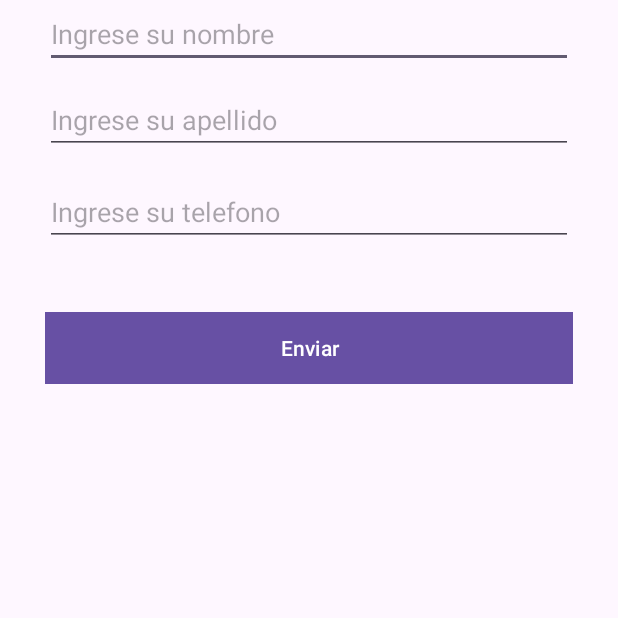
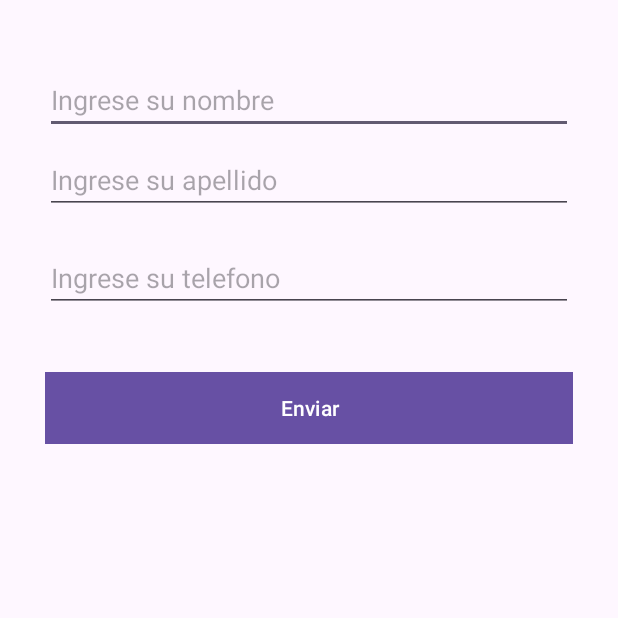
Before and after one commit to esdrasclth/firstAppAndroid, an Android app: the screen it shows after launch (MainActivity), on a phone screen of 412 x 824 dp, the top half of it. Run offline under Robolectric (Android 15) with nearby library versions, the phone set to English and light mode, and no system bars.

Commit message:
completed the first exercise, sending data from one activity to another

```diff
--- a/app/src/main/AndroidManifest.xml
+++ b/app/src/main/AndroidManifest.xml
@@ -13,6 +13,9 @@
         android:theme="@style/Theme.FirstAppAndroid"
         tools:targetApi="31">
         <activity
+            android:name=".ActivityWelcome"
+            android:exported="false" />
+        <activity
             android:name=".MainActivity"
             android:exported="true">
             <intent-filter>
--- a/app/src/main/java/com/example/firstappandroid/MainActivity.java
+++ b/app/src/main/java/com/example/firstappandroid/MainActivity.java
@@ -2,13 +2,50 @@ package com.example.firstappandroid;
 
 import androidx.appcompat.app.AppCompatActivity;
 
+import android.content.Intent;
 import android.os.Bundle;
+import android.view.View;
+import android.widget.Button;
+import android.widget.EditText;
+import android.widget.Toast;
 
 public class MainActivity extends AppCompatActivity {
+
+    EditText nombre, apellido, telefono;
+    Button enviar;
 
     @Override
     protected void onCreate(Bundle savedInstanceState) {
         super.onCreate(savedInstanceState);
         setContentView(R.layout.activity_main);
+
+        nombre = findViewById(R.id.txtNombre);
+        apellido = findViewById(R.id.txtApellido);
+        telefono = findViewById(R.id.txtTelefono);
+        enviar = findViewById(R.id.btnEnviar);
+
+        enviar.setOnClickListener(new View.OnClickListener() {
+            @Override
+            public void onClick(View view) {
+
+                String nombreValor = nombre.getText().toString();
+                String apellidoValor = apellido.getText().toString();
+                String telefonoValor = telefono.getText().toString();
+
+                if (nombreValor.isEmpty() || apellidoValor.isEmpty() || telefonoValor.isEmpty()) {
+                    Toast.makeText(MainActivity.this, "Completa todos los campos", Toast.LENGTH_SHORT).show();
+                } else {
+                    Bundle enviarDatos = new Bundle();
+                    enviarDatos.putString("keyNombre", nombreValor);
+                    enviarDatos.putString("keyApellido", apellidoValor);
+                    enviarDatos.putString("keyTelefono", telefonoValor);
+
+                    Intent intent = new Intent(MainActivity.this, ActivityWelcome.class);
+                    intent.putExtras(enviarDatos);
+
+                    startActivity(intent);
+                }
+            }
+        });
     }
 }
--- a/app/src/main/res/layout/activity_main.xml
+++ b/app/src/main/res/layout/activity_main.xml
@@ -11,6 +11,7 @@
         android:layout_width="0dp"
         android:layout_height="45dp"
         android:layout_marginStart="30dp"
+        android:layout_marginTop="44dp"
         android:layout_marginEnd="30dp"
         android:ems="10"
         android:hint="Ingrese su nombre"
@@ -18,14 +19,43 @@
         app:layout_constraintEnd_toEndOf="parent"
         app:layout_constraintHorizontal_bias="0.0"
         app:layout_constraintStart_toStartOf="parent"
-        tools:layout_editor_absoluteY="55dp" />
+        app:layout_constraintTop_toTopOf="parent" />
+
+    <Button
+        android:id="@+id/btnEnviar"
+        android:layout_width="0dp"
+        android:layout_height="48dp"
+        android:layout_marginStart="30dp"
+        android:layout_marginTop="40dp"
+        android:layout_marginEnd="30dp"
+        android:background="#FF5733"
+        android:text="Enviar"
+        app:layout_constraintEnd_toEndOf="parent"
+        app:layout_constraintHorizontal_bias="0.0"
+        app:layout_constraintStart_toStartOf="parent"
+        app:layout_constraintTop_toBottomOf="@+id/txtTelefono" />
+
+    <EditText
+        android:id="@+id/txtTelefono"
+        android:layout_width="0dp"
+        android:layout_height="45dp"
+        android:layout_marginStart="30dp"
+        android:layout_marginTop="20dp"
+        android:layout_marginEnd="30dp"
+        android:ems="10"
+        android:hint="Ingrese su telefono"
+        android:inputType="phone"
+        app:layout_constraintEnd_toEndOf="parent"
+        app:layout_constraintHorizontal_bias="0.0"
+        app:layout_constraintStart_toStartOf="parent"
+        app:layout_constraintTop_toBottomOf="@+id/txtApellido" />
 
     <EditText
         android:id="@+id/txtApellido"
         android:layout_width="0dp"
         android:layout_height="45dp"
         android:layout_marginStart="30dp"
-        android:layout_marginTop="12dp"
+        android:layout_marginTop="8dp"
         android:layout_marginEnd="30dp"
         android:ems="10"
         android:hint="Ingrese su apellido"
@@ -35,33 +65,4 @@
         app:layout_constraintStart_toStartOf="parent"
         app:layout_constraintTop_toBottomOf="@+id/txtNombre" />
 
-    <EditText
-        android:id="@+id/txtTelefono"
-        android:layout_width="0dp"
-        android:layout_height="45dp"
-        android:layout_marginStart="30dp"
-        android:layout_marginTop="16dp"
-        android:layout_marginEnd="30dp"
-        android:ems="10"
-        android:hint="Ingrese su telefono"
-        android:inputType="phone"
-        app:layout_constraintEnd_toEndOf="parent"
-        app:layout_constraintHorizontal_bias="0.0"
-        app:layout_constraintStart_toStartOf="parent"
-        app:layout_constraintTop_toBottomOf="@+id/txtApellido" />
-
-    <Button
-        android:id="@+id/btnEnviar"
-        android:layout_width="0dp"
-        android:layout_height="48dp"
-        android:layout_marginStart="30dp"
-        android:layout_marginTop="44dp"
-        android:layout_marginEnd="30dp"
-        android:background="#FF5733"
-        android:text="Enviar"
-        app:layout_constraintEnd_toEndOf="parent"
-        app:layout_constraintHorizontal_bias="0.0"
-        app:layout_constraintStart_toStartOf="parent"
-        app:layout_constraintTop_toBottomOf="@+id/txtTelefono" />
-
 </androidx.constraintlayout.widget.ConstraintLayout>
```
Also changed, not shown: app/src/main/java/com/example/firstappandroid/ActivityWelcome.java (added, +33 -0 lines), app/src/main/res/layout/activity_welcome.xml (added, +90 -0 lines).
